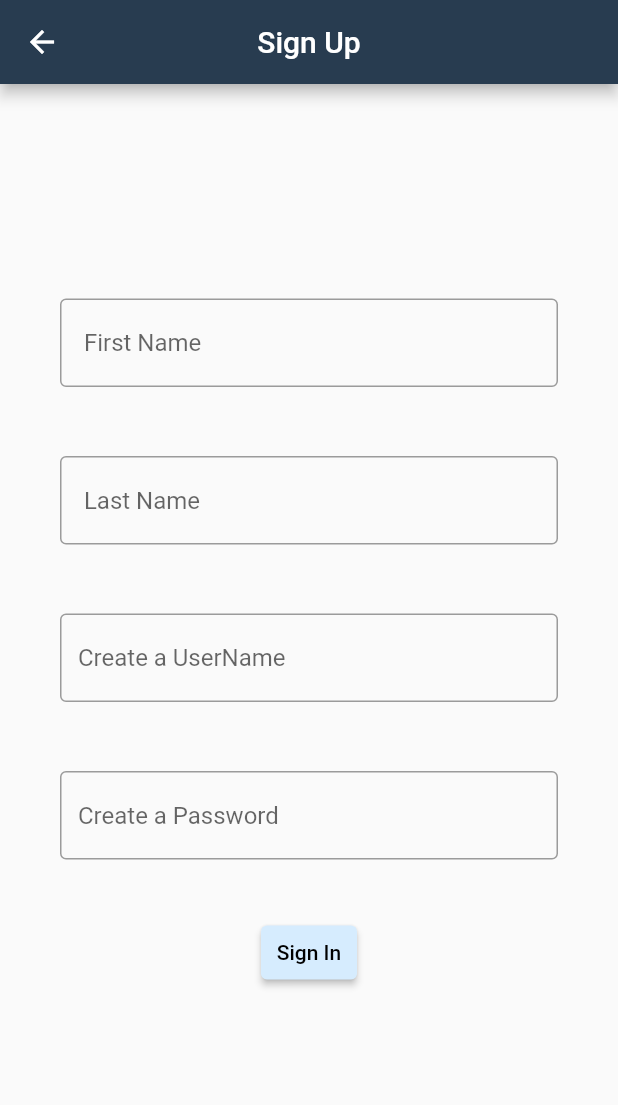
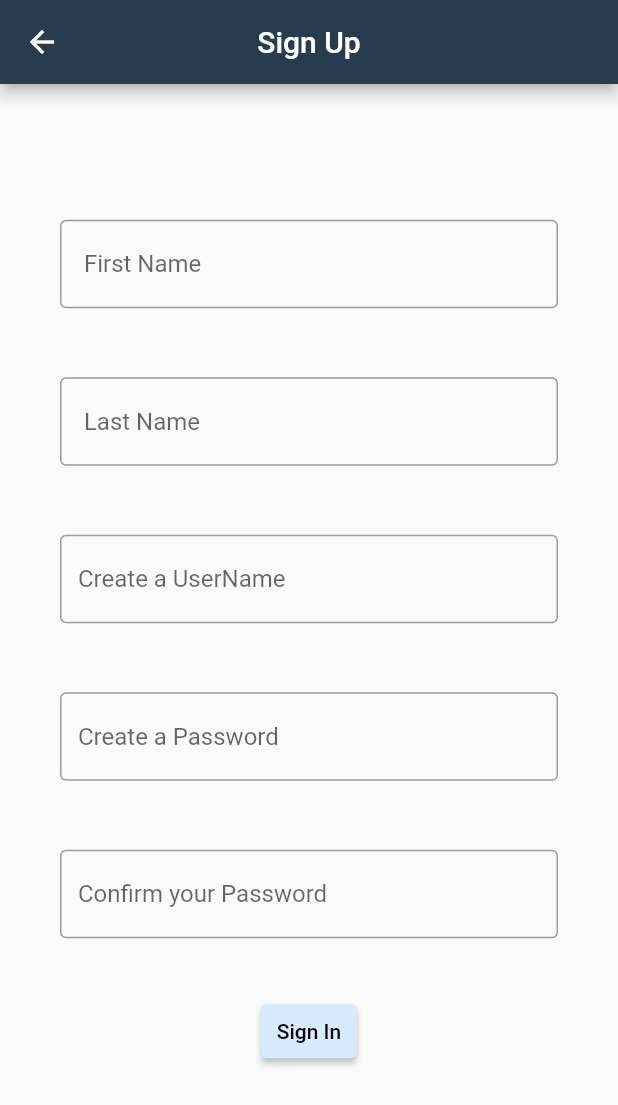
Before and after one commit to omarhilall/Mindkhan, a Flutter app: the SignUp screen opened by its route, on a phone screen of 412 x 824 dp. Shown: the top 1105 px of the screen. Run offline on Flutter 3.47's test engine with Material 2 defaults, Android fonts, the phone set to English and light mode, and no system bars; our stand-ins replace flutter_svg, go_router, syncfusion_flutter_calendar, syncfusion_flutter_datepicker, table_calendar.

Commit message:
editing signuppage

```diff
--- a/lib/screens/signuppageUSER.dart
+++ b/lib/screens/signuppageUSER.dart
@@ -68,6 +68,19 @@ class SignUp extends StatelessWidget {
             const SizedBox(
               height: 30,
             ),
+            const Padding(
+              padding: EdgeInsets.symmetric(horizontal: 40, vertical: 8),
+              child: TextField(
+                obscureText: true,
+                decoration: InputDecoration(
+                  border: OutlineInputBorder(),
+                  hintText: 'Confirm your Password',
+                ),
+              ),
+            ),
+            const SizedBox(
+              height: 30,
+            ),
             TextButton(
               style: TextButton.styleFrom(
                   foregroundColor: Colors.black,
```
